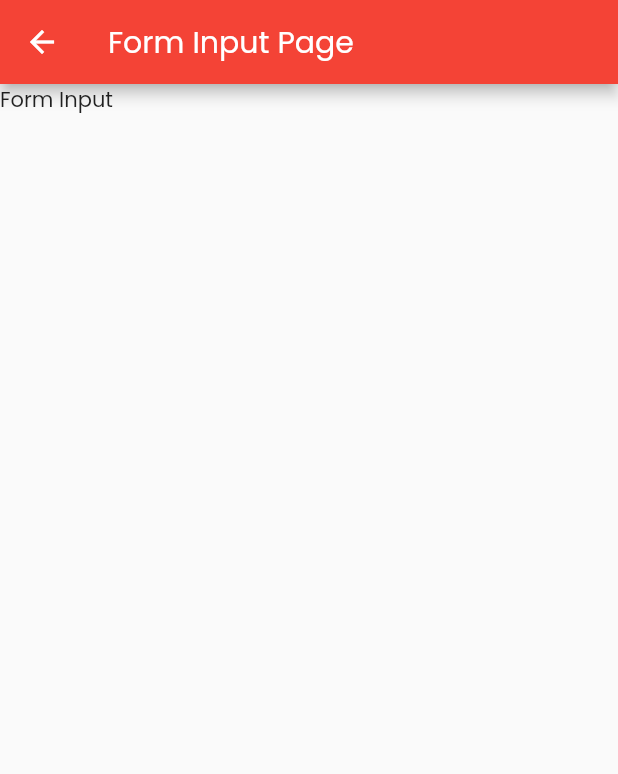
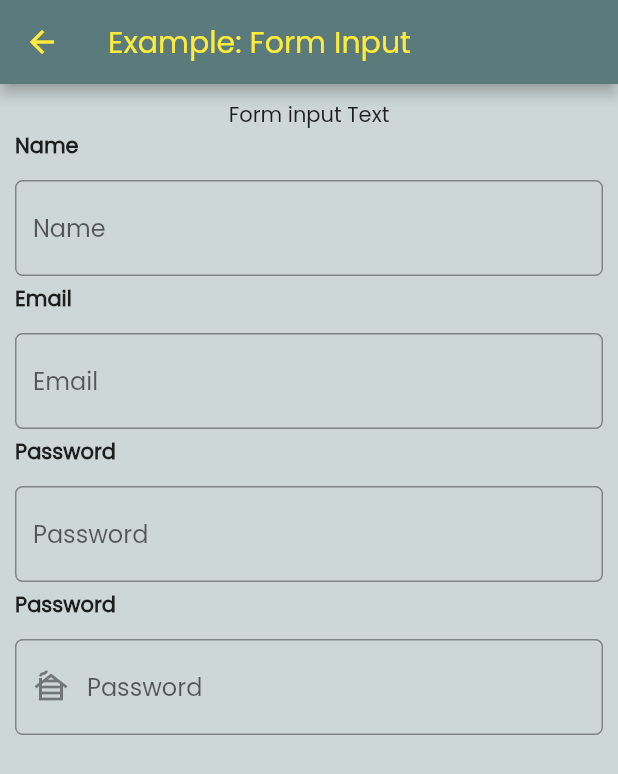
Before and after one commit to maulahaz/flt-zapp-template, a Flutter app: the FormInputPage screen opened by its route, on a phone screen of 412 x 824 dp. Shown: the top 774 px of the screen. Run offline on Flutter 3.47's test engine with Material 2 defaults, Android fonts, the phone set to English and light mode, and no system bars; our stand-ins replace shared_preferences; accounts and stored records are empty.

Commit message:
Remove InputIconned change to MyForms.textIconned

```diff
--- a/lib/configs/styles.dart
+++ b/lib/configs/styles.dart
@@ -33,6 +33,6 @@ final otpInputDecoration = InputDecoration(
 OutlineInputBorder outlineInputBorder() {
   return OutlineInputBorder(
     borderRadius: BorderRadius.circular(15),
-    borderSide: BorderSide(color: kAppPrimary),
+    borderSide: BorderSide(color: kInfo),
   );
 }
--- a/lib/configs/themes.dart
+++ b/lib/configs/themes.dart
@@ -4,23 +4,33 @@ import 'x_configs.dart';
 
 class MyThemes {
   static final lightMode = ThemeData(
-      colorScheme: ThemeData().colorScheme.copyWith(primary: kRed),
+    colorScheme: ThemeData().colorScheme.copyWith(primary: kPrimary),
     fontFamily: 'Poppins',
-    //   appBarTheme: AppBarTheme(foregroundColor: kBlack),
+    appBarTheme: AppBarTheme(foregroundColor: kYellow),
+    scaffoldBackgroundColor: kPrimary.withOpacity(0.3),
+    //--Form Input
     inputDecorationTheme: InputDecorationTheme(
-          border: OutlineInputBorder(
-              borderRadius: BorderRadius.circular(20.0),
-              borderSide: BorderSide.none),
-          filled: true,
-          fillColor: Colors.grey.withOpacity(0.1)));
+      border: const OutlineInputBorder(
+        borderRadius: BorderRadius.all(Radius.circular(5.0)),
+        borderSide: BorderSide(color: Colors.grey),
+      ),
+      // filled: true,
+      // fillColor: Colors.yellow
+    ),
+  );
 
   static final darkMode = ThemeData(
     colorScheme: ThemeData().colorScheme.copyWith(primary: kYellow),
     fontFamily: 'Poppins',
+    appBarTheme: AppBarTheme(foregroundColor: kRed),
+    scaffoldBackgroundColor: kWhite,
+    //--Form Input
     inputDecorationTheme: InputDecorationTheme(
       border: OutlineInputBorder(
-              borderRadius: BorderRadius.circular(20.0),
+          borderRadius: BorderRadius.all(Radius.circular(5.0)),
           borderSide: BorderSide.none),
       filled: true,
-          fillColor: Colors.grey.withOpacity(0.1)));
+      fillColor: Colors.grey.withOpacity(0.1),
+    ),
+  );
 }
--- a/lib/main.dart
+++ b/lib/main.dart
@@ -4,6 +4,7 @@ import 'configs/x_configs.dart';
 import 'modules/features/x_features.dart';
 import 'modules/home/x_homes.dart';
 import 'modules/sliver_screen/x_sliver_screens.dart';
+import 'pages/examples/form_input_pg.dart';
 
 void main() {
   runApp(const MyApp());
--- a/lib/modules/features/pages/form_input_pg.dart
+++ /dev/null
@@ -1,18 +0,0 @@
-import 'package:flutter/material.dart';
-
-class FormInputPage extends StatelessWidget {
-  const FormInputPage({super.key});
-
-  @override
-  Widget build(BuildContext context) {
-    return Scaffold(
-      appBar: AppBar(
-        title: Text('Form Input Page'),
-      ),
-      body: SingleChildScrollView(
-        child: Column(children: [
-          Text('Form Input')
-        ],),
-      ));
-  }
-}
--- a/lib/modules/features/x_features.dart
+++ b/lib/modules/features/x_features.dart
@@ -9,5 +9,5 @@
 
 //--PAGES AND PARTS
 export 'pages/button_pg.dart';
-export 'pages/form_input_pg.dart';
+// export 'pages/form_input_pg.dart';
 // export 'pages/parts/modules_part.dart';
--- a/lib/modules/home/pages/home_pg.dart
+++ b/lib/modules/home/pages/home_pg.dart
@@ -1,5 +1,6 @@
 import 'package:flutter/material.dart';
 import 'package:flutter_app/helpers/x_helpers.dart';
+import 'package:flutter_app/pages/x_pages.dart';
 
 import 'package:flutter_app/widgets/x_widgets.dart';
 import '../../../configs/x_configs.dart';
--- /dev/null
+++ b/lib/pages/examples/form_input_pg.dart
@@ -0,0 +1,38 @@
+import 'package:flutter/material.dart';
+
+import '../../widgets/x_widgets.dart';
+
+class FormInputPage extends StatefulWidget {
+  const FormInputPage({super.key});
+
+  @override
+  State<FormInputPage> createState() => _FormInputPageState();
+}
+
+class _FormInputPageState extends State<FormInputPage> {
+  final txtName = TextEditingController();
+
+  @override
+  Widget build(BuildContext context) {
+    return Scaffold(
+      appBar: AppBar(
+        title: Text('Example: Form Input'),
+      ),
+      body: SingleChildScrollView(
+        padding: EdgeInsets.all(10),
+        child: Column(
+          children: [
+            Text('Form input Text'),
+            MyForms.text(context, txtName, 'Name'),
+            SizedBox(height: 5),
+            MyForms.text(context, txtName, 'Email'),
+            SizedBox(height: 5),
+            MyForms.password(context, txtName, 'Password'),
+            SizedBox(height: 5),
+            MyForms.textIconned(context, txtName, 'Password', Icon(Icons.cabin)),
+          ],
+        ),
+      ),
+    );
+  }
+}
--- /dev/null
+++ b/lib/pages/x_pages.dart
@@ -0,0 +1 @@
+export 'examples/form_input_pg.dart';
--- /dev/null
+++ b/lib/widgets/form_input_wdg.dart
@@ -0,0 +1,109 @@
+import 'package:flutter/material.dart';
+
+class MyForms {
+  static Widget showFormInput(
+    BuildContext context, {
+    required TextEditingController controller,
+    required String label,
+    required bool showLabel,
+    bool? obscureText,
+    TextInputType? keyboardType,
+    Widget? prefixIcon,
+    Widget? suffixIcon,
+    Function(String value)? onChanged,
+  }) {
+    return Column(
+      crossAxisAlignment: CrossAxisAlignment.start,
+      children: [
+        if (showLabel) ...[
+          Text(
+            label,
+            style: const TextStyle(
+              fontSize: 14,
+              fontWeight: FontWeight.w700,
+            ),
+          ),
+          const SizedBox(height: 12.0),
+        ],
+        TextFormField(
+          controller: controller,
+          onChanged: onChanged,
+          obscureText: obscureText ?? false,
+          keyboardType: keyboardType,
+          // style: TextStyle(fontSize: 12),
+          decoration: InputDecoration(
+            prefixIcon: prefixIcon,
+            suffixIcon: suffixIcon,
+            hintText: label,
+            // border: const OutlineInputBorder(
+            //   borderRadius: BorderRadius.all(Radius.circular(5.0)),
+            //   borderSide: BorderSide(color: Colors.grey),
+            // ),
+            // enabledBorder: const OutlineInputBorder(
+            //   borderRadius: BorderRadius.all(Radius.circular(5.0)),
+            //   borderSide: BorderSide(color: Colors.grey),
+            // ),
+          ),
+        ),
+      ],
+    );
+  }
+
+  //--Form Text Input
+  static Widget text(
+    BuildContext context,
+    TextEditingController controller,
+    String label,
+    {Function(String value)? onChanged}
+  ) {
+    return showFormInput(
+      context,
+      controller: controller,
+      label:label,
+      showLabel:true,
+      obscureText:false,
+      keyboardType:TextInputType.text,
+      suffixIcon:SizedBox.shrink(),
+      onChanged:onChanged,
+    );
+  }
+
+  //--FormIconned Text Input
+  static Widget textIconned(
+    BuildContext context,
+    TextEditingController controller,
+    String label,
+    Widget icon,
+    {Function(String value)? onChanged}
+  ) {
+    return showFormInput(
+      context,
+      controller: controller,
+      label:label,
+      showLabel:true,
+      obscureText:false,
+      keyboardType:TextInputType.text,
+      prefixIcon:icon,
+      onChanged:onChanged,
+    );
+  }
+
+  //--Form Text Password
+  static Widget password(
+    BuildContext context,
+    TextEditingController controller,
+    String label,
+    {Function(String value)? onChanged}
+  ) {
+    return showFormInput(
+      context,
+      controller: controller,
+      label:label,
+      showLabel:true,
+      obscureText:true,
+      keyboardType:TextInputType.text,
+      suffixIcon:SizedBox.shrink(),
+      onChanged:onChanged,
+    );
+  }
+}
--- a/lib/widgets/x_widgets.dart
+++ b/lib/widgets/x_widgets.dart
@@ -4,11 +4,10 @@
 //--MY USEABLE CUSTOMS WIDGET:
 export 'button_wdg.dart';
 export 'dialog_wdg.dart';
-export 'icon_textfield_wdg.dart';
 export 'snackbar_wdg.dart';
 export 'textfield_wdg.dart';
+export 'form_input_wdg.dart';
 // export 'mybuttons_wdgt.dart';
-// export 'form_input_wdgt.dart';
 // export 'myiconsnackbar_wdgt.dart';
 // export 'myglassmorphic_wdgt.dart';
 // export 'myfunctions_wdgt.dart';
```
Also changed, not shown: lib/configs/colors.dart (+12 -21 lines), lib/widgets/button_wdg.dart (+5 -5 lines), lib/widgets/icon_textfield_wdg.dart (deleted, +0 -66 lines), 1 other file. Lines whose indentation alone changed are shown as unchanged.
